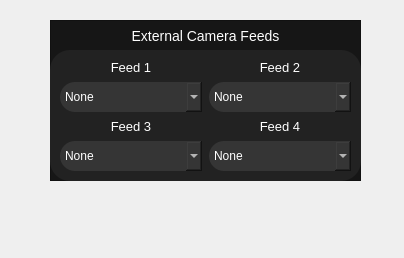
Above: control_panel_section_widgets/external_cameras.ui from itumtalaiteam/Denizalti before the change. Below: the same form after it.
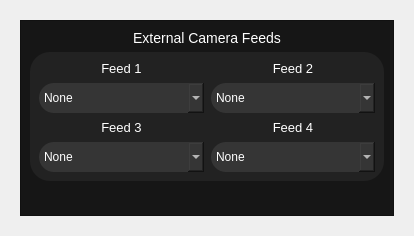
That is the form after the change. Icons and pictures are not drawn.

Diff of the .ui file:
```diff
--- a/control_panel_section_widgets/external_cameras.ui
+++ b/control_panel_section_widgets/external_cameras.ui
@@ -6,31 +6,19 @@
    <rect>
     <x>0</x>
     <y>0</y>
-    <width>404</width>
-    <height>258</height>
+    <width>414</width>
+    <height>236</height>
    </rect>
   </property>
   <property name="windowTitle">
    <string>Form</string>
   </property>
+  <layout class="QVBoxLayout" name="verticalLayout_4">
+   <item>
   <widget class="QWidget" name="cpanel_external_camera_widget" native="true">
-   <property name="geometry">
-    <rect>
-     <x>50</x>
-     <y>20</y>
-     <width>311</width>
-     <height>161</height>
-    </rect>
-   </property>
+     <layout class="QVBoxLayout" name="verticalLayout_3">
+      <item>
    <widget class="QFrame" name="cpanel_external_cam_feeds">
-    <property name="geometry">
-     <rect>
-      <x>0</x>
-      <y>0</y>
-      <width>311</width>
-      <height>161</height>
-     </rect>
-    </property>
     <property name="styleSheet">
      <string notr="true">QFrame#cpanel_external_cam_feeds{
 background-color:	rgba(22,22,22,255);
@@ -42,14 +30,14 @@
     <property name="frameShadow">
      <enum>QFrame::Raised</enum>
     </property>
+        <layout class="QVBoxLayout" name="verticalLayout_2">
+         <item>
     <widget class="QLabel" name="cpanel_label_external_cams">
-     <property name="geometry">
-      <rect>
-       <x>80</x>
-       <y>0</y>
-       <width>151</width>
-       <height>31</height>
-      </rect>
+           <property name="sizePolicy">
+            <sizepolicy hsizetype="Preferred" vsizetype="Fixed">
+             <horstretch>0</horstretch>
+             <verstretch>0</verstretch>
+            </sizepolicy>
      </property>
      <property name="styleSheet">
       <string notr="true">color:White;
@@ -62,15 +50,9 @@
       <set>Qt::AlignCenter</set>
      </property>
     </widget>
+         </item>
+         <item>
     <widget class="QFrame" name="cpanel_frame_external_cams">
-     <property name="geometry">
-      <rect>
-       <x>0</x>
-       <y>30</y>
-       <width>311</width>
-       <height>131</height>
-      </rect>
-     </property>
      <property name="styleSheet">
       <string notr="true">QFrame#cpanel_frame_external_cams {
 background-color: rgba(34,34,34,255);
@@ -120,15 +102,8 @@
      <property name="frameShadow">
       <enum>QFrame::Raised</enum>
      </property>
-     <widget class="QWidget" name="gridLayoutWidget">
-      <property name="geometry">
-       <rect>
-        <x>10</x>
-        <y>10</y>
-        <width>291</width>
-        <height>115</height>
-       </rect>
-      </property>
+           <layout class="QVBoxLayout" name="verticalLayout">
+            <item>
       <layout class="QGridLayout" name="gridLayout">
        <property name="spacing">
         <number>7</number>
@@ -283,10 +258,30 @@
         </widget>
        </item>
       </layout>
-     </widget>
-    </widget>
-   </widget>
-  </widget>
+            </item>
+           </layout>
+          </widget>
+         </item>
+         <item>
+          <spacer name="verticalSpacer">
+           <property name="orientation">
+            <enum>Qt::Vertical</enum>
+           </property>
+           <property name="sizeHint" stdset="0">
+            <size>
+             <width>20</width>
+             <height>40</height>
+            </size>
+           </property>
+          </spacer>
+         </item>
+        </layout>
+       </widget>
+      </item>
+     </layout>
+    </widget>
+   </item>
+  </layout>
  </widget>
  <resources/>
  <connections/>
```
Lines whose indentation alone changed are shown as unchanged.
